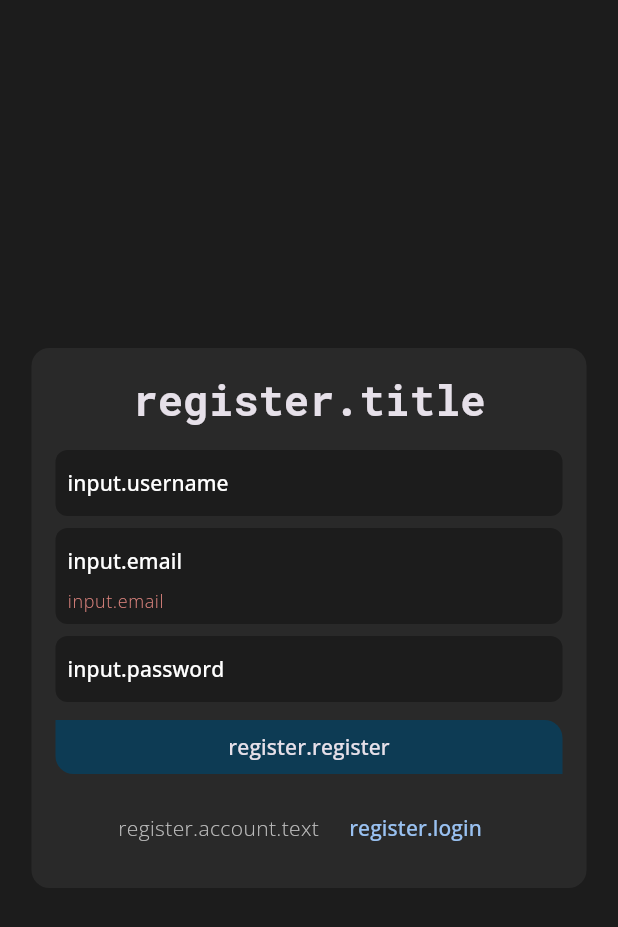
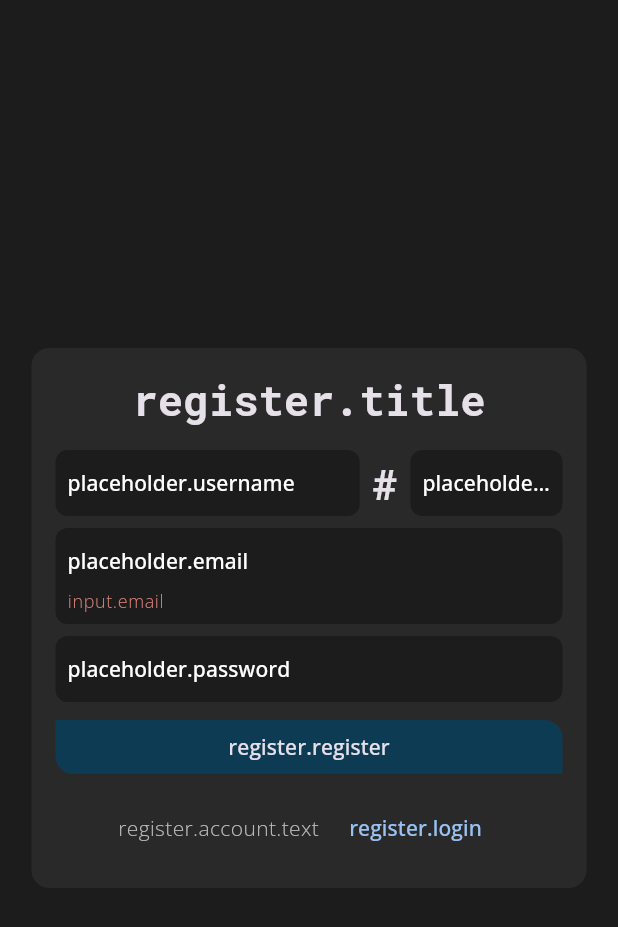
Before and after one commit to Liphium/chat_interface, a Flutter app: the RegisterPage screen opened directly, after a tap on "register.register", on a phone screen of 412 x 824 dp. Shown: the top 927 px of the screen. Run offline on Flutter 3.47's test engine with Material 2 defaults, Android fonts, the phone set to English and light mode, and no system bars; drawn by our look-alikes of flutter_animate; our stand-ins replace drift, get, logger; missing offline and left inert: encrypt, flutter_webrtc, livekit_client, pointycastle, record; accounts and stored records are empty; generated files the repository leaves out were written again; statements that could not run were skipped.

Commit message:
Updated input fields + Fixed keys

```diff
--- a/lib/app.dart
+++ b/lib/app.dart
@@ -1,4 +1,3 @@
-import 'package:chat_interface/pages/chat/chat_page.dart';
 import 'package:chat_interface/pages/status/starting_page.dart';
 import 'package:chat_interface/theme/theme_manager.dart';
 import 'package:flutter/material.dart';
@@ -15,7 +14,7 @@ class ChatApp extends StatelessWidget {
         return GetMaterialApp(
           title: 'fj.chat',
           theme: manager.themes[manager.currentTheme.value].getData(manager.brightness.value),
-          home: const ChatPage(),
+          home: const StartingPage(),
           debugShowCheckedModeBanner: false,
         );
       }
--- a/lib/pages/status/login/login_page.dart
+++ b/lib/pages/status/login/login_page.dart
@@ -62,7 +62,7 @@ class _LoginPageState extends State<LoginPage> {
               verticalSpacing(defaultSpacing * 2),
               Obx(
                 () => FJTextField(
-                  hintText: 'input.email'.tr,
+                  hintText: 'placeholder.email'.tr,
                   errorText: _emailError.value == '' ? null : _emailError.value,
                   controller: _emailController,
                 ),
@@ -70,7 +70,7 @@ class _LoginPageState extends State<LoginPage> {
               verticalSpacing(defaultSpacing),
               Obx(
                 () => FJTextField(
-                  hintText: 'input.password'.tr,
+                  hintText: 'placeholder.password'.tr,
                   obscureText: true,
                   errorText: _passwordError.value == '' ? null : _passwordError.value,
                   controller: _passwordController,
--- a/lib/pages/status/register/register_handler.dart
+++ b/lib/pages/status/register/register_handler.dart
@@ -5,18 +5,14 @@ import 'package:http/http.dart';
 
 import '../../../util/web.dart';
 
-void register(String email, String username, String password, {Function()? success, Function(String)? failure}) async {
-
-  // Split username into tag and name
-  var name = username.split("#")[0];
-  var tag = username.split("#")[1];
+void register(String email, String username, String tag, String password, {Function()? success, Function(String)? failure}) async {
 
   Response res;
   try {
     res = await postRq("/auth/register", <String, String>{
       "email": email,
       "password": hashSha(password),
-      "username": name,
+      "username": username,
       "tag": tag,
     });
   } catch (e) {
--- a/lib/pages/status/register/register_page.dart
+++ b/lib/pages/status/register/register_page.dart
@@ -16,6 +16,7 @@ class RegisterPage extends StatefulWidget {
 class _RegisterPageState extends State<RegisterPage> {
 
   final _usernameController = TextEditingController();
+  final _tagController = TextEditingController();
   final _emailController = TextEditingController();
   final _passwordController = TextEditingController();
 
@@ -23,6 +24,7 @@ class _RegisterPageState extends State<RegisterPage> {
   final _passwordError = ''.obs;
   final _emailError = ''.obs;
   final _usernameError = ''.obs;
+  final _tagError = ''.obs;
 
   @override
   void dispose() {
@@ -60,17 +62,40 @@ class _RegisterPageState extends State<RegisterPage> {
                     style: theme.textTheme.headlineMedium),
               ),
               verticalSpacing(defaultSpacing * 2),
-              Obx(() =>
-                FJTextField(
-                  hintText: 'input.username'.tr,
-                  errorText: _usernameError.value == '' ? null : _usernameError.value,
-                  controller: _usernameController,
-                ),
+              LayoutBuilder(
+                builder: (context, size) {
+                  return Row(
+                    mainAxisAlignment: MainAxisAlignment.spaceBetween,
+                    children: [
+                      Obx(() =>
+                        SizedBox(
+                          width: size.maxWidth * 0.6,
+                          child: FJTextField(
+                            hintText: 'placeholder.username'.tr,
+                            errorText: _usernameError.value == '' ? null : _usernameError.value,
+                            controller: _usernameController,
+                          ),
+                        ),
+                      ),
+                      Text('#', style: theme.textTheme.headlineMedium),
+                      Obx(() =>
+                        SizedBox(
+                          width: size.maxWidth * 0.3,
+                          child: FJTextField(
+                            hintText: 'placeholder.tag'.tr,
+                            errorText: _tagError.value == '' ? null : _tagError.value,
+                            controller: _tagController,
+                          ),
+                        ),
+                      ),
+                    ],
+                  );
+                }
               ),
               verticalSpacing(defaultSpacing),
               Obx(() =>
                 FJTextField(
-                  hintText: 'input.email'.tr,
+                  hintText: 'placeholder.email'.tr,
                   errorText: _emailError.value == '' ? null : _emailError.value,
                   controller: _emailController,
                 ),
@@ -78,7 +103,7 @@ class _RegisterPageState extends State<RegisterPage> {
               verticalSpacing(defaultSpacing),
               Obx(
                 () => FJTextField(
-                  hintText: 'input.password'.tr,
+                  hintText: 'placeholder.password'.tr,
                   obscureText: true,
                   errorText: _passwordError.value == '' ? null : _passwordError.value,
                   controller: _passwordController,
@@ -103,7 +128,13 @@ class _RegisterPageState extends State<RegisterPage> {
                   }
 
                   if (_usernameController.text == '') {
-                    _usernameError.value = 'input.username_tag'.tr;
+                    _usernameError.value = 'input.username'.tr;
+                    _loading.value = false;
+                    return;
+                  }
+
+                  if (_tagController.text == '') {
+                    _tagError.value = 'input.tag'.tr;
                     _loading.value = false;
                     return;
                   }
@@ -111,7 +142,7 @@ class _RegisterPageState extends State<RegisterPage> {
                   _passwordError.value = '';
                   _emailError.value = '';
 
-                  register(_emailController.text, _usernameController.text, _passwordController.text,
+                  register(_emailController.text, _usernameController.text, _tagController.text, _passwordController.text,
                     success: () async {
                       Get.offAll(const LoginPage(), transition: Transition.fade);
                       _loading.value = false;
--- a/lib/pages/status/setup/encryption/key_setup.dart
+++ b/lib/pages/status/setup/encryption/key_setup.dart
@@ -41,7 +41,6 @@ class KeySetup extends Setup {
 
       // Set public key on the server
       var res = await postRqAuthorized("/account/keys/public/set", <String, dynamic>{
-        "password": keyPass,
         "key": packagedPub
       });
 
@@ -51,7 +50,6 @@ class KeySetup extends Setup {
 
       // Set private key on the server
       res = await postRqAuthorized("/account/keys/private/set", <String, dynamic>{
-        "password": keyPass,
         "key": encryptedPriv
       });
 
--- a/lib/theme/components/fj_textfield.dart
+++ b/lib/theme/components/fj_textfield.dart
@@ -29,9 +29,28 @@ class _FJTextFieldState extends State<FJTextField> {
       _focus.value = _node.hasFocus;
     });
 
-    return Obx(() => Material(
-      animationDuration: 200.ms,
-      color: _focus.value ? theme.colorScheme.primaryContainer : theme.colorScheme.background,
+    return Obx(() => Animate(
+      effects: [
+        ScaleEffect(
+          end: const Offset(1.08, 1.08),
+          duration: 250.ms,
+          curve: Curves.ease
+        ),
+        CustomEffect(
+          begin: 0,
+          end: 1,
+          duration: 250.ms,
+          builder: (context, value, child) {
+            return Padding(
+              padding: EdgeInsets.symmetric(horizontal: defaultSpacing * value),
+              child: child
+            );
+          },
+        )
+      ],
+      target: _focus.value ? 1 : 0,
+      child: Material(
+        color: theme.colorScheme.background,
         borderRadius: BorderRadius.circular(defaultSpacing),
         child: Padding(
           padding: const EdgeInsets.all(defaultSpacing),
@@ -51,6 +70,7 @@ class _FJTextFieldState extends State<FJTextField> {
             focusNode: _node,
           ),
         ),
+      ),
     ));
   }
 }
```
Lines whose indentation alone changed are shown as unchanged.
